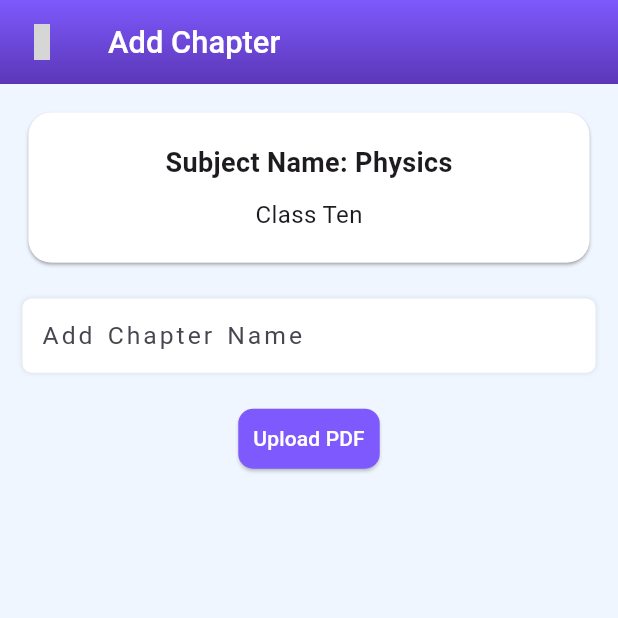
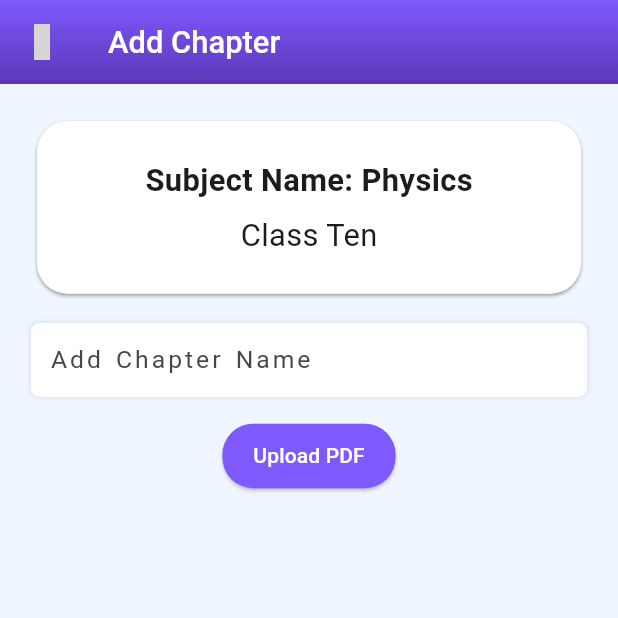
Before and after one commit to showravdas11/poralekha-app, a Flutter app: the AddChapterScreen screen opened directly, after a tap on "Upload PDF", on a phone screen of 412 x 824 dp, the top half of it. Run offline on Flutter 3.47's test engine with Material 3 defaults, Android fonts, the phone set to English and light mode, and no system bars; our stand-ins replace awesome_dialog, cloud_firestore, file_picker, firebase_auth, firebase_core, firebase_storage and 8 more; missing offline and left inert: syncfusion_flutter_pdfviewer; accounts and stored records are empty; project files that could hold a hidden picture were left out; grey boxes are pictures that could not be loaded.

Commit message:
pdf upload successfuly

```diff
--- a/lib/AddChapter/Add_chapter.dart
+++ b/lib/AddChapter/Add_chapter.dart
@@ -1,4 +1,5 @@
 import 'dart:io';
+import 'package:awesome_dialog/awesome_dialog.dart';
 import 'package:cloud_firestore/cloud_firestore.dart';
 import 'package:firebase_storage/firebase_storage.dart';
 import 'package:flutter/material.dart';
@@ -19,69 +20,60 @@ class _AddChapterScreenState extends State<AddChapterScreen> {
   String? _filePath;
   String? _storagePath;
 
-  Future<void> _pickPDF() async {
-    FilePickerResult? result = await FilePicker.platform.pickFiles(
+  final FirebaseFirestore _firebasFirestore = FirebaseFirestore.instance;
+
+  Future<String> uploadPdf(String fileName, File file) async {
+    final reference =
+        FirebaseStorage.instance.ref().child("pdfs/$fileName/.pdf");
+
+    final uploadTask = reference.putFile(file);
+
+    await uploadTask.whenComplete(() {});
+
+    final downloadLink = await reference.getDownloadURL();
+
+    return downloadLink;
+  }
+
+  //------------pick File-----------------
+  void pickFile() async {
+    final pickedFile = await FilePicker.platform.pickFiles(
       type: FileType.custom,
       allowedExtensions: ['pdf'],
     );
 
-    if (result != null) {
-      setState(() {
-        _filePath = result.files.single.path!;
-      });
+    if (pickedFile != null) {
+      String fileName = pickedFile.files[0].name;
+
+      File file = File(pickedFile.files[0].path!);
+      final downloadLink = await uploadPdf(fileName, file); // Await here
+
+      await _firebasFirestore.collection("pdfs").add(
+        {
+          "name": fileName,
+          "url": downloadLink,
+        },
+      );
+      AwesomeDialog(
+        context: context,
+        dialogType: DialogType.success,
+        animType: AnimType.rightSlide,
+        title: 'Pdf Uploaded SuccessFully',
+        btnOkColor: MyTheme.buttonColor,
+        btnOkOnPress: () {},
+      ).show();
     } else {
       // User canceled the picker
     }
   }
 
-  Future<void> _uploadPDF() async {
-    if (_filePath == null) return;
-
-    File file = File(_filePath!);
-    String fileName = file.path.split('/').last;
-
-    try {
-      Reference reference =
-          FirebaseStorage.instance.ref().child('pdfs/$fileName');
-      await reference.putFile(file);
-
-      // Get download URL
-      String downloadURL = await reference.getDownloadURL();
-
-      // Get storage path location
-      String storagePath = reference.fullPath;
-
-      // Now you can save this downloadURL and storagePath to Firestore along with any other information you need.
-      // For example, you can save them under a 'chapters' collection.
-
-      // Here's an example of how to do it using FirebaseFirestore:
-      // FirebaseFirestore.instance.collection('chapters').add({
-      //   'chapterName': chapnameController.text,
-      //   'pdfURL': downloadURL,
-      //   'storagePath': storagePath,
-      // });
-
-      // Clear the file path after upload
-      setState(() {
-        _filePath = null;
-        _storagePath = storagePath;
-      });
-
-      // Show a message indicating successful upload
-      ScaffoldMessenger.of(context).showSnackBar(SnackBar(
-        content: Text('PDF uploaded successfully!'),
-      ));
-    } catch (e) {
-      print('Error uploading PDF: $e');
-      // Show an error message if upload fails
-      ScaffoldMessenger.of(context).showSnackBar(SnackBar(
-        content: Text('Error uploading PDF. Please try again later.'),
-      ));
-    }
-  }
-
   @override
   Widget build(BuildContext context) {
+    final screenSize = MediaQuery.of(context).size;
+    final appBarHeight = AppBar().preferredSize.height;
+    final screenHeight = screenSize.height - appBarHeight;
+    final screenWidth = screenSize.width;
+
     return Scaffold(
       appBar: CustomAppBar(
         title: "Add Chapter",
@@ -89,21 +81,21 @@ class _AddChapterScreenState extends State<AddChapterScreen> {
           Navigator.pop(context);
         },
       ),
-      body: Padding(
-        padding: const EdgeInsets.all(15.0),
+      body: SingleChildScrollView(
+        padding: EdgeInsets.all(screenWidth * 0.05),
         child: Column(
           crossAxisAlignment: CrossAxisAlignment.start,
           children: [
             Card(
               shape: RoundedRectangleBorder(
-                borderRadius: BorderRadius.circular(15),
+                borderRadius: BorderRadius.circular(screenWidth * 0.05),
               ),
               child: Container(
-                padding: const EdgeInsets.all(16),
-                height: 100,
+                padding: EdgeInsets.all(screenWidth * 0.04),
+                height: screenHeight * 0.15,
                 width: double.infinity,
                 decoration: BoxDecoration(
-                  borderRadius: BorderRadius.circular(15),
+                  borderRadius: BorderRadius.circular(screenWidth * 0.05),
                   color: Colors.white,
                   boxShadow: [
                     BoxShadow(
@@ -113,66 +105,71 @@ class _AddChapterScreenState extends State<AddChapterScreen> {
                     ),
                   ],
                 ),
-                child: const Column(
+                child: Column(
                   crossAxisAlignment: CrossAxisAlignment.center,
                   mainAxisAlignment: MainAxisAlignment.center,
                   children: [
                     Text(
                       "Subject Name: Physics",
-                      style:
-                          TextStyle(fontSize: 18, fontWeight: FontWeight.bold),
+                      style: TextStyle(
+                        fontSize: screenWidth * 0.05,
+                        fontWeight: FontWeight.bold,
+                      ),
                     ),
-                    SizedBox(height: 10),
+                    SizedBox(height: screenHeight * 0.01),
                     Text(
                       "Class Ten",
-                      style: TextStyle(fontSize: 16),
+                      style: TextStyle(fontSize: screenWidth * 0.05),
                     ),
                   ],
                 ),
               ),
             ),
-            SizedBox(height: 20),
+            SizedBox(height: screenHeight * 0.02),
             CommonTextField(
               controller: chapnameController,
               text: "Add Chapter Name",
               textInputType: TextInputType.text,
               obscure: false,
             ),
-            SizedBox(height: 20),
+            SizedBox(height: screenHeight * 0.02),
             Center(
               child: ElevatedButton(
                 style: ElevatedButton.styleFrom(
                   backgroundColor: MyTheme.buttonColor,
                   foregroundColor: Colors.white,
-                  padding: EdgeInsets.symmetric(vertical: 10, horizontal: 10),
+                  padding: EdgeInsets.symmetric(
+                    vertical: screenHeight * 0.015,
+                    horizontal: screenWidth * 0.05,
+                  ),
                   shape: RoundedRectangleBorder(
-                    borderRadius: BorderRadius.circular(10.0),
+                    borderRadius: BorderRadius.circular(screenWidth * 0.05),
                   ),
                 ),
-                onPressed: _pickPDF,
+                onPressed: pickFile,
                 child: Text("Upload PDF"),
               ),
             ),
-            SizedBox(height: 20),
+            SizedBox(height: screenHeight * 0.02),
             _filePath != null
                 ? Column(
                     children: [
                       Text(
                         "Selected PDF: $_filePath",
-                        style: TextStyle(fontSize: 16),
+                        style: TextStyle(fontSize: screenWidth * 0.04),
                       ),
-                      SizedBox(height: 10),
+                      SizedBox(height: screenHeight * 0.01),
                       Center(
                         child: ElevatedButton(
-                          onPressed: _uploadPDF,
+                          onPressed: () {},
                           child: Text("Confirm Upload"),
                         ),
                       ),
-                      SizedBox(height: 10),
+                      SizedBox(height: screenHeight * 0.01),
                       _storagePath != null
                           ? Text(
                               "Storage Path: $_storagePath",
-                              style: TextStyle(fontSize: 16),
+                              style: TextStyle(fontSize: screenWidth * 0.04),
                             )
                           : Container(),
                     ],
```
